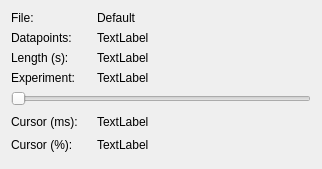
JFDuval/flexsea-plan, file ui/w_logkeypad.ui: the form before one commit.
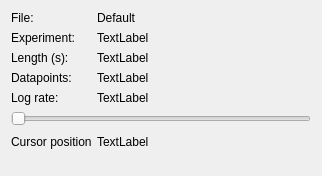
The form after the commit.

Commit message: Improved the Load Log window (reorganized text, better stats, etc.)

```diff
--- a/ui/w_logkeypad.ui
+++ b/ui/w_logkeypad.ui
@@ -7,7 +7,7 @@
     <x>0</x>
     <y>0</y>
     <width>318</width>
-    <height>169</height>
+    <height>176</height>
    </rect>
   </property>
   <property name="windowTitle">
@@ -16,8 +16,8 @@
   <layout class="QVBoxLayout" name="verticalLayout">
    <item>
     <layout class="QGridLayout" name="MainGrid">
-     <item row="0" column="0">
-      <widget class="QLabel" name="FileNameTitle">
+     <item row="1" column="0">
+      <widget class="QLabel" name="FileNameTitle_4">
        <property name="minimumSize">
         <size>
          <width>80</width>
@@ -31,7 +31,33 @@
         </size>
        </property>
        <property name="text">
-        <string>&lt;html&gt;&lt;head/&gt;&lt;body&gt;&lt;p&gt;File:&lt;/p&gt;&lt;/body&gt;&lt;/html&gt;</string>
+        <string>&lt;html&gt;&lt;head/&gt;&lt;body&gt;&lt;p&gt;Experiment:&lt;/p&gt;&lt;/body&gt;&lt;/html&gt;</string>
+       </property>
+      </widget>
+     </item>
+     <item row="2" column="1">
+      <widget class="QLabel" name="labelLength">
+       <property name="minimumSize">
+        <size>
+         <width>150</width>
+         <height>0</height>
+        </size>
+       </property>
+       <property name="text">
+        <string>TextLabel</string>
+       </property>
+      </widget>
+     </item>
+     <item row="1" column="1">
+      <widget class="QLabel" name="labelExperiment">
+       <property name="minimumSize">
+        <size>
+         <width>150</width>
+         <height>0</height>
+        </size>
+       </property>
+       <property name="text">
+        <string>TextLabel</string>
        </property>
       </widget>
      </item>
@@ -54,8 +80,8 @@
        </property>
       </widget>
      </item>
-     <item row="1" column="0">
-      <widget class="QLabel" name="FileNameTitle_3">
+     <item row="0" column="0">
+      <widget class="QLabel" name="FileNameTitle">
        <property name="minimumSize">
         <size>
          <width>80</width>
@@ -69,7 +95,7 @@
         </size>
        </property>
        <property name="text">
-        <string>&lt;html&gt;&lt;head/&gt;&lt;body&gt;&lt;p&gt;Datapoints:&lt;/p&gt;&lt;/body&gt;&lt;/html&gt;</string>
+        <string>&lt;html&gt;&lt;head/&gt;&lt;body&gt;&lt;p&gt;File:&lt;/p&gt;&lt;/body&gt;&lt;/html&gt;</string>
        </property>
       </widget>
      </item>
@@ -105,7 +131,7 @@
       </widget>
      </item>
      <item row="3" column="0">
-      <widget class="QLabel" name="FileNameTitle_4">
+      <widget class="QLabel" name="FileNameTitle_3">
        <property name="minimumSize">
         <size>
          <width>80</width>
@@ -119,38 +145,12 @@
         </size>
        </property>
        <property name="text">
-        <string>&lt;html&gt;&lt;head/&gt;&lt;body&gt;&lt;p&gt;Experiment:&lt;/p&gt;&lt;/body&gt;&lt;/html&gt;</string>
-       </property>
-      </widget>
-     </item>
-     <item row="1" column="1">
-      <widget class="QLabel" name="labelDataPoints">
-       <property name="minimumSize">
-        <size>
-         <width>150</width>
-         <height>0</height>
-        </size>
-       </property>
-       <property name="text">
-        <string>TextLabel</string>
-       </property>
-      </widget>
-     </item>
-     <item row="2" column="1">
-      <widget class="QLabel" name="labelLength">
-       <property name="minimumSize">
-        <size>
-         <width>150</width>
-         <height>0</height>
-        </size>
-       </property>
-       <property name="text">
-        <string>TextLabel</string>
+        <string>&lt;html&gt;&lt;head/&gt;&lt;body&gt;&lt;p&gt;Datapoints:&lt;/p&gt;&lt;/body&gt;&lt;/html&gt;</string>
        </property>
       </widget>
      </item>
      <item row="3" column="1">
-      <widget class="QLabel" name="labelExperiment">
+      <widget class="QLabel" name="labelDataPoints">
        <property name="minimumSize">
         <size>
          <width>150</width>
@@ -175,6 +175,38 @@
        </property>
       </spacer>
      </item>
+     <item row="4" column="0">
+      <widget class="QLabel" name="FileNameTitle_5">
+       <property name="minimumSize">
+        <size>
+         <width>80</width>
+         <height>0</height>
+        </size>
+       </property>
+       <property name="maximumSize">
+        <size>
+         <width>80</width>
+         <height>16777215</height>
+        </size>
+       </property>
+       <property name="text">
+        <string>&lt;html&gt;&lt;head/&gt;&lt;body&gt;&lt;p&gt;Log rate:&lt;/p&gt;&lt;/body&gt;&lt;/html&gt;</string>
+       </property>
+      </widget>
+     </item>
+     <item row="4" column="1">
+      <widget class="QLabel" name="labelRefresh">
+       <property name="minimumSize">
+        <size>
+         <width>150</width>
+         <height>0</height>
+        </size>
+       </property>
+       <property name="text">
+        <string>TextLabel</string>
+       </property>
+      </widget>
+     </item>
     </layout>
    </item>
    <item>
@@ -192,82 +224,6 @@
    </item>
    <item>
     <layout class="QGridLayout" name="gridLayout">
-     <item row="1" column="0">
-      <widget class="QLabel" name="label_2">
-       <property name="minimumSize">
-        <size>
-         <width>80</width>
-         <height>0</height>
-        </size>
-       </property>
-       <property name="maximumSize">
-        <size>
-         <width>80</width>
-         <height>16777215</height>
-        </size>
-       </property>
-       <property name="text">
-        <string>Cursor (%):</string>
-       </property>
-      </widget>
-     </item>
-     <item row="0" column="0">
-      <widget class="QLabel" name="label">
-       <property name="minimumSize">
-        <size>
-         <width>80</width>
-         <height>0</height>
-        </size>
-       </property>
-       <property name="maximumSize">
-        <size>
-         <width>80</width>
-         <height>16777215</height>
-        </size>
-       </property>
-       <property name="text">
-        <string>Cursor (ms):</string>
-       </property>
-      </widget>
-     </item>
-     <item row="0" column="1">
-      <widget class="QLabel" name="labelCursorMs">
-       <property name="minimumSize">
-        <size>
-         <width>50</width>
-         <height>0</height>
-        </size>
-       </property>
-       <property name="maximumSize">
-        <size>
-         <width>75</width>
-         <height>16777215</height>
-        </size>
-       </property>
-       <property name="text">
-        <string>TextLabel</string>
-       </property>
-      </widget>
-     </item>
-     <item row="1" column="1">
-      <widget class="QLabel" name="labelCursorPct">
-       <property name="minimumSize">
-        <size>
-         <width>50</width>
-         <height>0</height>
-        </size>
-       </property>
-       <property name="maximumSize">
-        <size>
-         <width>75</width>
-         <height>16777215</height>
-        </size>
-       </property>
-       <property name="text">
-        <string>TextLabel</string>
-       </property>
-      </widget>
-     </item>
      <item row="0" column="2">
       <spacer name="horizontalSpacer">
        <property name="orientation">
@@ -281,6 +237,44 @@
        </property>
       </spacer>
      </item>
+     <item row="0" column="1">
+      <widget class="QLabel" name="labelCursor">
+       <property name="minimumSize">
+        <size>
+         <width>125</width>
+         <height>0</height>
+        </size>
+       </property>
+       <property name="maximumSize">
+        <size>
+         <width>125</width>
+         <height>16777215</height>
+        </size>
+       </property>
+       <property name="text">
+        <string>TextLabel</string>
+       </property>
+      </widget>
+     </item>
+     <item row="0" column="0">
+      <widget class="QLabel" name="label">
+       <property name="minimumSize">
+        <size>
+         <width>80</width>
+         <height>0</height>
+        </size>
+       </property>
+       <property name="maximumSize">
+        <size>
+         <width>80</width>
+         <height>16777215</height>
+        </size>
+       </property>
+       <property name="text">
+        <string>Cursor position:</string>
+       </property>
+      </widget>
+     </item>
     </layout>
    </item>
    <item>
```
The commit also changes 1 other file.
